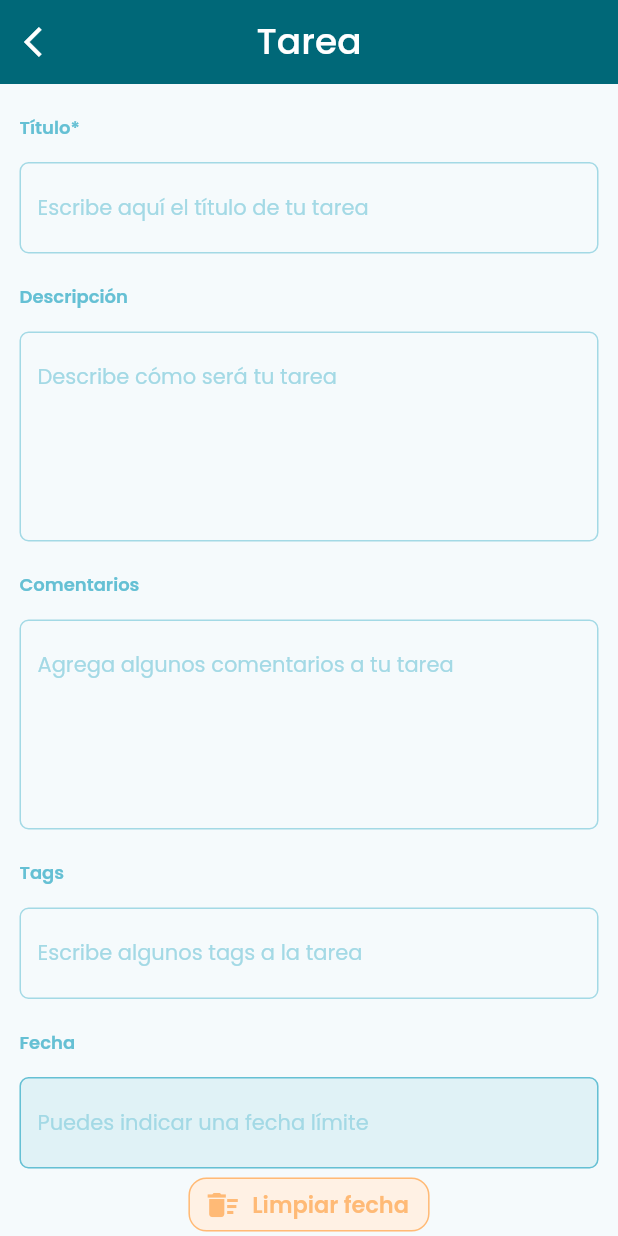
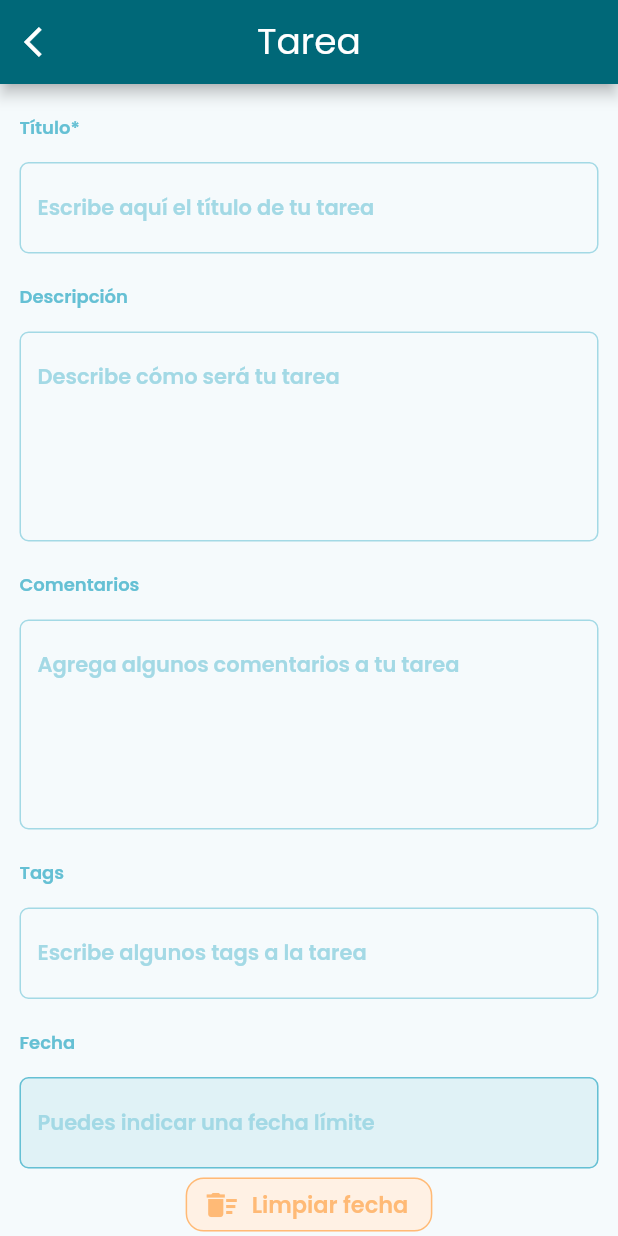
Before and after one commit to pmezquita/test-flutter-gestion-tareas, a Flutter app: the screen it shows after launch, after a tap on the "add" icon, on a phone screen of 412 x 824 dp. Run offline on Flutter 3.47's test engine with Material 2 defaults, Android fonts, the phone set to English and light mode, and no system bars; our stand-ins replace go_router, google_fonts; network calls fail.

Commit message:
[REF] Se ajusta tema

```diff
--- a/lib/api/api_task.dart
+++ b/lib/api/api_task.dart
@@ -7,10 +7,8 @@
 const String _apiScheme = "https";
 const String _apiHost = "ecsdevapi.nextline.mx";
 const String _prefix = "/vdev/tasks-challenge/tasks";
-const String _auth =
-    'Bearer e864a0c9eda63181d7d65bc73e61e3dc6b74ef9b82f7049f1fc7d9fc8f29706025bd271d1ee1822b15d654a84e1a0997b973a46f923cc9977b3fcbb064179ecd';
-const String token = 'prueba1'; // TODO: cambiar
-// const String token = '3kr-0Vi1*Vlx';
+const String _auth = 'Bearer e864a0c9eda63181d7d65bc73e61e3dc6b74ef9b82f7049f1fc7d9fc8f29706025bd271d1ee1822b15d654a84e1a0997b973a46f923cc9977b3fcbb064179ecd';
+const String token = '3kr-0Vi1*Vlx';
 
 Map<String, String> _headers = {'Authorization': _auth};
 
--- a/lib/presentation/home/home_page.dart
+++ b/lib/presentation/home/home_page.dart
@@ -61,7 +61,7 @@
                     child: Center(
                     child: Text(
                       'Sin resultados',
-                      style: Theme.of(context).textTheme.displaySmall,
+                      style: TextStyle(color: secondary),
                     ),
                   ))
                 : SliverList(delegate: SliverChildListDelegate(tasks.map((task) => CardTask(task: task)).toList()));
--- a/lib/presentation/home/widgets/card_task.dart
+++ b/lib/presentation/home/widgets/card_task.dart
@@ -23,7 +23,7 @@
           child: ListTile(
               title: Padding(
                 padding: const EdgeInsets.only(bottom: 10.0),
-                child: Text(task.title, style: tema.labelLarge),
+                child: Text(task.title, style: TextStyle(fontSize: 18)),
               ),
               subtitle: Column(
                 crossAxisAlignment: CrossAxisAlignment.start,
--- a/lib/presentation/shared/widgets/alertdialog_error.dart
+++ b/lib/presentation/shared/widgets/alertdialog_error.dart
@@ -8,7 +8,7 @@
   @override
   Widget build(BuildContext context) {
     return AlertDialog(
-      content: Text(msg, textAlign: TextAlign.center, style: Theme.of(context).textTheme.displaySmall),
+      content: Text(msg, textAlign: TextAlign.center, style: TextStyle(color: Colors.red)),
 
       actions: <Widget>[
         Row(
--- a/lib/presentation/shared/widgets/button_principal.dart
+++ b/lib/presentation/shared/widgets/button_principal.dart
@@ -23,7 +23,7 @@
       style: isPrimary
           ? Theme.of(context).elevatedButtonTheme.style
           : ElevatedButton.styleFrom(backgroundColor: secondary),
-      label: Text(text, style: Theme.of(context).textTheme.displaySmall?.copyWith(color: Colors.white)),
+      label: Text(text),
       icon: (icon != null) ? Icon(icon) : const SizedBox.shrink(),
     );
   }
--- a/lib/presentation/shared/widgets/button_update.dart
+++ b/lib/presentation/shared/widgets/button_secondary.dart
@@ -14,12 +14,11 @@
     return ElevatedButton.icon(
       onPressed: onPressed,
       style: ElevatedButton.styleFrom(
-        textStyle: Theme.of(context).textTheme.displaySmall,
         foregroundColor: secondary,
         backgroundColor: secondaryLight,
         side: const BorderSide(color: secondary),
       ),
-      label: Text(text, style: Theme.of(context).textTheme.displaySmall),
+      label: Text(text),
       icon: icon ?? const Icon(Icons.edit_outlined),
     );
   }
--- a/lib/presentation/shared/widgets/label_field.dart
+++ b/lib/presentation/shared/widgets/label_field.dart
@@ -3,7 +3,6 @@
 
 class LabelField extends StatelessWidget {
   final String label;
-
 
   const LabelField({Key? key, required this.label}) : super(key: key);
 
@@ -12,10 +11,7 @@
     return Container(
       width: double.infinity,
       padding: paddingLabel,
-      child: Text(
-        label,
-        style: Theme.of(context).textTheme.bodyLarge,
-      ),
+      child: Text(label),
     );
   }
 }
--- a/lib/presentation/task/task_page.dart
+++ b/lib/presentation/task/task_page.dart
@@ -1,6 +1,6 @@
 import 'package:flutter/material.dart';
 import 'package:gestion_tareas/models/task_model.dart';
-import 'package:gestion_tareas/presentation/shared/widgets/button_update.dart';
+import 'package:gestion_tareas/presentation/shared/widgets/button_secondary.dart';
 import 'package:gestion_tareas/presentation/task/widgets/button_task.dart';
 import 'package:gestion_tareas/presentation/task/widgets/button_task_update.dart';
 import 'package:gestion_tareas/providers/task_provider.dart';
@@ -48,11 +48,12 @@
   }
 
   void _seleccionarFecha(BuildContext context, TextEditingController tecFecha) async {
+    final initialDate = context.read<TaskProvider>().selectedDate ?? DateTime.now();
     final DateTime? selected = await showDatePicker(
       errorInvalidText: "ERROR",
       context: context,
-      initialDate: context.read<TaskProvider>().selectedDate ?? DateTime.now(),
-      firstDate: FECHA_INI_APP,
+      initialDate: initialDate,
+      firstDate: FECHA_INI_APP.isBefore(initialDate) ? FECHA_INI_APP : initialDate,
       lastDate: FECHA_FIN_APP,
       builder: (context, child) => Theme(
         data: Theme.of(context).copyWith(
@@ -243,6 +244,8 @@
     required GlobalKey<FormState> formKey,
     bool markCompleted = false,
   }) async {
+    // TODO: verificar que al actualizar directamente una tarea sin estado de fecha seteado, se pierde la fecha
+
     if (!(formKey.currentState?.validate() ?? false)) {
       return;
     } else {
--- a/lib/presentation/task/widgets/button_task_update.dart
+++ b/lib/presentation/task/widgets/button_task_update.dart
@@ -1,7 +1,7 @@
 import 'package:flutter/material.dart';
 
 import '../../../theme/app_theme.dart';
-import '../../shared/widgets/button_update.dart';
+import '../../shared/widgets/button_secondary.dart';
 
 class ButtonTaskUpdate extends StatelessWidget {
   final String text;
--- a/lib/theme/app_theme.dart
+++ b/lib/theme/app_theme.dart
@@ -6,7 +6,6 @@
 const Color primary40 = Color(0xff65C0D4);
 const Color primary60 = Color(0xffA3D9E5);
 const Color primary90 = Color(0xffE0F2F6);
-
 
 const Color secondary = Color(0xffFFBA76);
 const Color secondaryLight = Color(0xffFFF1E4);
@@ -28,27 +27,15 @@
         colorSchemeSeed: primary40,
         fontFamily: GoogleFonts.poppins().fontFamily,
         textTheme: GoogleFonts.poppinsTextTheme().copyWith(
-          titleSmall: const TextStyle(color: Colors.white, fontSize: 24.0, fontWeight: FontWeight.w500),
-          titleMedium: const TextStyle(color: primary20, fontSize: 14.0, fontWeight: FontWeight.w400),
-          headlineLarge: const TextStyle(color: primary40, fontSize: 25.0, fontWeight: FontWeight.w600),
-          headlineMedium: const TextStyle(color: primary40, fontSize: 14.0, fontWeight: FontWeight.w400),
-          bodyLarge: const TextStyle(color: primary40, fontSize: 12.0, fontWeight: FontWeight.w600),
-          bodyMedium: const TextStyle(color: primary20, fontSize: 14.0, fontWeight: FontWeight.w400),
-          displayMedium: const TextStyle(color: primary60, fontSize: 12.0, fontWeight: FontWeight.w400),
-          labelLarge: const TextStyle(color: primary20, fontSize: 18.0, fontWeight: FontWeight.w700),
-          labelMedium: const TextStyle(color: primary20, fontSize: 15.0, fontWeight: FontWeight.w400),
+          bodyMedium: const TextStyle(color: primary40, fontSize: 12.0, fontWeight: FontWeight.w600),
+          titleMedium: const TextStyle(color: primary20, fontSize: 14.0, fontWeight: FontWeight.w600),
           labelSmall: const TextStyle(color: primary20, fontSize: 14.0, fontWeight: FontWeight.w700),
-          displaySmall: const TextStyle(color: secondary, fontSize: 15.0, fontWeight: FontWeight.w600),
         ),
         appBarTheme: AppBarTheme(
           centerTitle: true,
-          // backgroundColor: Colors.transparent,
-          elevation: 0,
           titleTextStyle: TextStyle(
             fontFamily: GoogleFonts.poppins().fontFamily,
-            color: Colors.white,
             fontSize: 24.0,
-            fontWeight: FontWeight.w500,
           ),
         ),
         cardTheme: const CardTheme(
@@ -70,17 +57,16 @@
               elevation: 0.0,
               shape: const RoundedRectangleBorder(borderRadius: BorderRadius.all(Radius.circular(12.0))),
               backgroundColor: primary40,
-              foregroundColor: Colors.white,
               textStyle: TextStyle(
                 fontFamily: GoogleFonts.poppins().fontFamily,
                 color: Colors.white,
                 fontSize: 15.0,
-                fontWeight: FontWeight.w600,
+                fontWeight: FontWeight.w600
               )),
         ),
         inputDecorationTheme: InputDecorationTheme(
-          labelStyle: const TextStyle(color: secondary, fontSize: 14.0, fontWeight: FontWeight.w400),
-          hintStyle: const TextStyle(color: primary60, fontSize: 14.0, fontWeight: FontWeight.w400),
+          labelStyle: const TextStyle(color: secondary, fontSize: 14.0,),
+          hintStyle: const TextStyle(color: primary60, fontSize: 14.0,),
           disabledBorder: const OutlineInputBorder(
             borderRadius: BorderRadius.all(Radius.circular(6.0)),
             borderSide: BorderSide(color: primary40),
@@ -101,21 +87,11 @@
             borderRadius: BorderRadius.all(Radius.circular(6.0)),
             borderSide: BorderSide(color: secondary),
           ),
-          prefixIconColor: MaterialStateColor.resolveWith((states) {
-            if (states.contains(MaterialState.focused)) {
-              return secondary;
-            }
-            if (states.contains(MaterialState.error)) {
-              return Colors.red;
-            }
-            return primary40;
-          }),
-          suffixIconColor: MaterialStateColor.resolveWith((states) => primary40),
         ),
         dialogTheme: const DialogTheme(
           backgroundColor: primary90,
-          titleTextStyle: TextStyle(color: primary20, fontSize: 14.0, fontWeight: FontWeight.w400),
-          contentTextStyle: TextStyle(color: primary40, fontSize: 14.0, fontWeight: FontWeight.w400),
+          titleTextStyle: TextStyle(color: primary20, fontSize: 15.0),
+          contentTextStyle: TextStyle(color: primary40, fontSize: 14.0),
           actionsPadding: EdgeInsets.only(left: 20.0, right: 20.0, bottom: 20.0),
         ),
         progressIndicatorTheme: const ProgressIndicatorThemeData(color: secondary),
```
